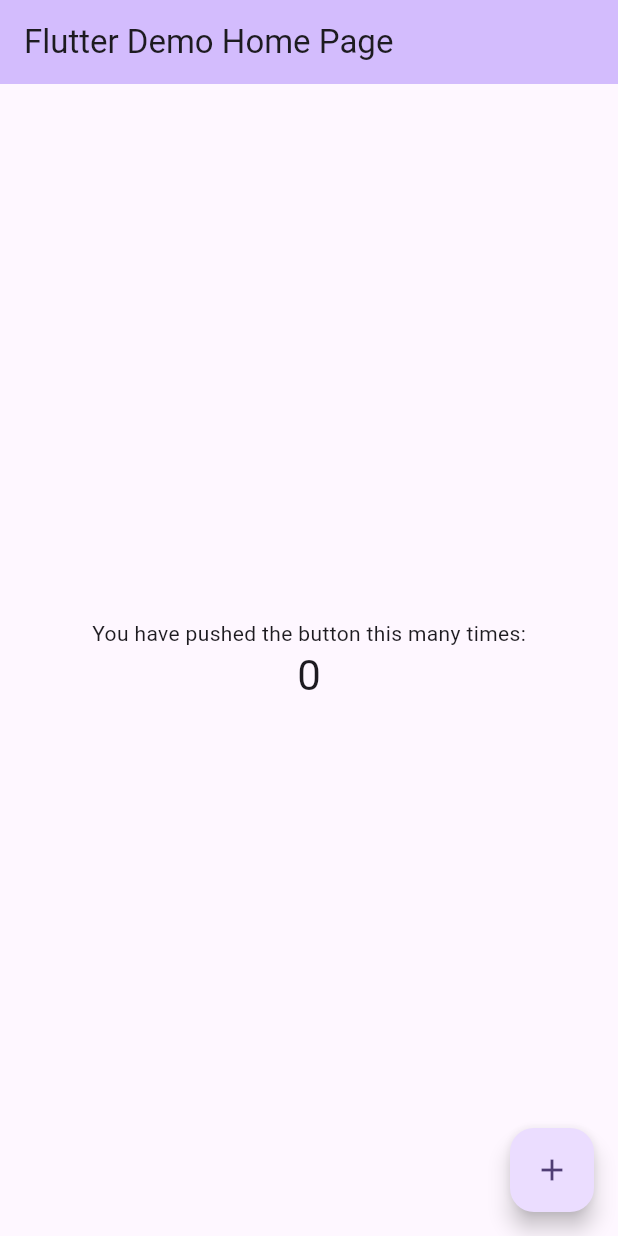
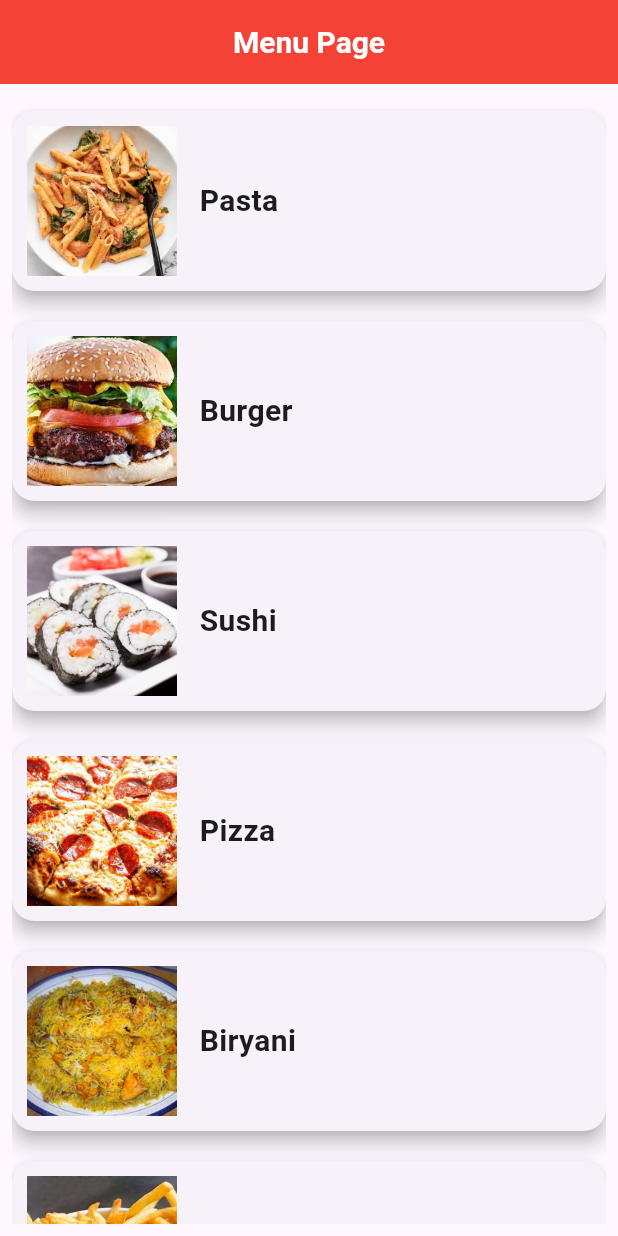
Before and after one commit to Khadeejahismaeil/menue, a Flutter app: the screen it shows after launch, on a phone screen of 412 x 824 dp. Run offline on Flutter 3.47's test engine with Material 3 defaults, Android fonts, the phone set to English and light mode, and no system bars.

Commit message:
simple menu app. It first defines a `Food` model class likely containing properties like name and image path. The `MyApp` widget sets the app's title, theme (white background), and the initial screen to `MenuPage`.
The `MenuPage` holds a list of `Food` objects representing menu items. It then builds the UI using a `Scaffold` with an `AppBar` displaying "Menu Page" in red. The body uses a `ListView.builder` to create a scrollable list of menu items.

For each item, a `Card` with rounded corners and a slight elevation is created. Inside the card, a row displays the food item's image and name in bold text. This provides a visually appealing and easy-to-navigate menu for users to browse available food options.

```diff
--- a/lib/main.dart
+++ b/lib/main.dart
@@ -1,4 +1,5 @@
 import 'package:flutter/material.dart';
+import 'models/food.dart';
 
 void main() {
   runApp(const MyApp());
@@ -11,115 +12,72 @@ class MyApp extends StatelessWidget {
   @override
   Widget build(BuildContext context) {
     return MaterialApp(
-      title: 'Flutter Demo',
-      theme: ThemeData(
-        // This is the theme of your application.
-        //
-        // TRY THIS: Try running your application with "flutter run". You'll see
-        // the application has a purple toolbar. Then, without quitting the app,
-        // try changing the seedColor in the colorScheme below to Colors.green
-        // and then invoke "hot reload" (save your changes or press the "hot
-        // reload" button in a Flutter-supported IDE, or press "r" if you used
-        // the command line to start the app).
-        //
-        // Notice that the counter didn't reset back to zero; the application
-        // state is not lost during the reload. To reset the state, use hot
-        // restart instead.
-        //
-        // This works for code too, not just values: Most code changes can be
-        // tested with just a hot reload.
-        colorScheme: ColorScheme.fromSeed(seedColor: Colors.deepPurple),
-        useMaterial3: true,
-      ),
-      home: const MyHomePage(title: 'Flutter Demo Home Page'),
+      debugShowCheckedModeBanner: false,
+      title: 'Menu App',
+      theme: ThemeData(primaryColor: Colors.white),
+      home: MenuPage(),
     );
   }
 }
 
-class MyHomePage extends StatefulWidget {
-  const MyHomePage({super.key, required this.title});
-
-  // This widget is the home page of your application. It is stateful, meaning
-  // that it has a State object (defined below) that contains fields that affect
-  // how it looks.
-
-  // This class is the configuration for the state. It holds the values (in this
-  // case the title) provided by the parent (in this case the App widget) and
-  // used by the build method of the State. Fields in a Widget subclass are
-  // always marked "final".
-
-  final String title;
-
-  @override
-  State<MyHomePage> createState() => _MyHomePageState();
-}
-
-class _MyHomePageState extends State<MyHomePage> {
-  int _counter = 0;
-
-  void _incrementCounter() {
-    setState(() {
-      // This call to setState tells the Flutter framework that something has
-      // changed in this State, which causes it to rerun the build method below
-      // so that the display can reflect the updated values. If we changed
-      // _counter without calling setState(), then the build method would not be
-      // called again, and so nothing would appear to happen.
-      _counter++;
-    });
-  }
+class MenuPage extends StatelessWidget {
+  final List<Food> menuItems = [
+    Food(name: 'Pasta', imgPath: 'assets/images/pasta.jpg'),
+    Food(name: 'Burger', imgPath: 'assets/images/burger.jpg'),
+    Food(name: 'Sushi', imgPath: 'assets/images/suchi.jpg'),
+    Food(name: 'Pizza', imgPath: 'assets/images/pizza.jpg'),
+    Food(name: 'Biryani', imgPath: 'assets/images/biryani.jpg'),
+    Food(name: 'frenshFrize', imgPath: 'assets/images/FrenchFrise.jpeg')
+  ];
 
   @override
   Widget build(BuildContext context) {
-    // This method is rerun every time setState is called, for instance as done
-    // by the _incrementCounter method above.
-    //
-    // The Flutter framework has been optimized to make rerunning build methods
-    // fast, so that you can just rebuild anything that needs updating rather
-    // than having to individually change instances of widgets.
     return Scaffold(
       appBar: AppBar(
-        // TRY THIS: Try changing the color here to a specific color (to
-        // Colors.amber, perhaps?) and trigger a hot reload to see the AppBar
-        // change color while the other colors stay the same.
-        backgroundColor: Theme.of(context).colorScheme.inversePrimary,
-        // Here we take the value from the MyHomePage object that was created by
-        // the App.build method, and use it to set our appbar title.
-        title: Text(widget.title),
+        title: const Text('Menu Page',
+            style: TextStyle(
+                fontWeight: FontWeight.bold,
+                fontSize: 20,
+                color: Colors.white)),
+        backgroundColor: Colors.red,
+        centerTitle: true,
       ),
-      body: Center(
-        // Center is a layout widget. It takes a single child and positions it
-        // in the middle of the parent.
-        child: Column(
-          // Column is also a layout widget. It takes a list of children and
-          // arranges them vertically. By default, it sizes itself to fit its
-          // children horizontally, and tries to be as tall as its parent.
-          //
-          // Column has various properties to control how it sizes itself and
-          // how it positions its children. Here we use mainAxisAlignment to
-          // center the children vertically; the main axis here is the vertical
-          // axis because Columns are vertical (the cross axis would be
-          // horizontal).
-          //
-          // TRY THIS: Invoke "debug painting" (choose the "Toggle Debug Paint"
-          // action in the IDE, or press "p" in the console), to see the
-          // wireframe for each widget.
-          mainAxisAlignment: MainAxisAlignment.center,
-          children: <Widget>[
-            const Text(
-              'You have pushed the button this many times:',
-            ),
-            Text(
-              '$_counter',
-              style: Theme.of(context).textTheme.headlineMedium,
-            ),
-          ],
+      body: Padding(
+        padding: const EdgeInsets.all(8.0),
+        child: ListView.builder(
+          itemCount: menuItems.length,
+          itemBuilder: (context, index) {
+            final foodItem = menuItems[index];
+            return Card(
+              shape: RoundedRectangleBorder(
+                borderRadius: BorderRadius.circular(15),
+              ),
+              elevation: 5,
+              margin: const EdgeInsets.symmetric(vertical: 10),
+              child: Padding(
+                padding: const EdgeInsets.all(10.0),
+                child: Row(
+                  children: [
+                    Image.asset(
+                      foodItem.imgPath,
+                      width: 100,
+                      height: 100,
+                      fit: BoxFit.cover,
+                    ),
+                    SizedBox(width: 15),
+                    Expanded(
+                        child: Text(
+                      foodItem.name,
+                      style:
+                          TextStyle(fontSize: 20, fontWeight: FontWeight.bold),
+                    ))
+                  ],
+                ),
+              ),
+            );
+          },
         ),
       ),
-      floatingActionButton: FloatingActionButton(
-        onPressed: _incrementCounter,
-        tooltip: 'Increment',
-        child: const Icon(Icons.add),
-      ), // This trailing comma makes auto-formatting nicer for build methods.
     );
   }
 }
--- /dev/null
+++ b/lib/models/food.dart
@@ -0,0 +1,5 @@
+class Food {
+  final String name;
+  final String imgPath;
+  Food({required this.name, required this.imgPath});
+}
```
Also changed, not shown: pubspec.yaml (+8 -69 lines), assets/images/FrenchFrise.jpeg (added), assets/images/biryani.jpg (added), assets/images/burger.jpg (added), assets/images/pasta.jpg (added), assets/images/pizza.jpg (added), assets/images/suchi.jpg (added).
